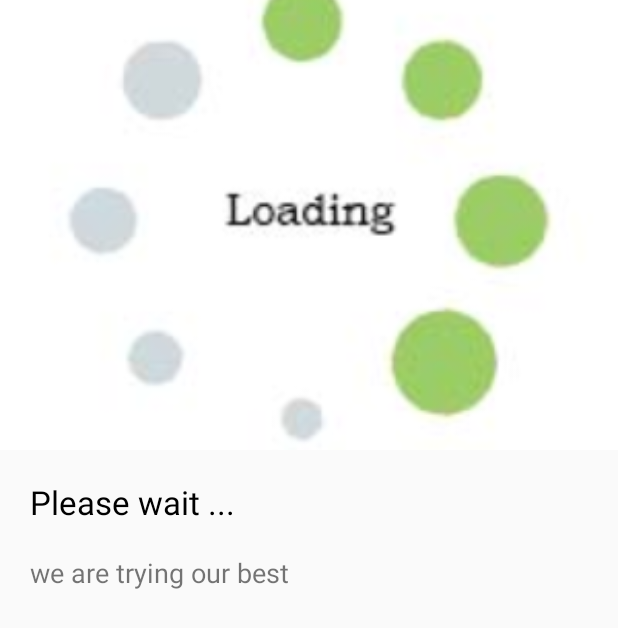
After one commit to Gyanhub/Newser, an Android app: the NewsDetail screen opened directly, with no data from a screen before it, on a phone screen of 412 x 824 dp. The commit adds this screen. Shown: the top 628 px of the screen. Run offline under Robolectric (Android 15) with nearby library versions, the phone set to English and light mode, and no system bars; our stand-ins replace Picasso; network calls fail; pictures from the network do not load.

Commit message:
Features Updated

```diff
--- a/app/build.gradle
+++ b/app/build.gradle
@@ -27,4 +27,5 @@ dependencies {
     implementation 'com.android.support:cardview-v7:27.1.1'
     implementation 'com.google.code.gson:gson:2.8.5'
     implementation 'com.squareup.picasso:picasso:2.71828'
+    implementation 'com.android.support.constraint:constraint-layout:1.1.2'
 }
--- a/app/src/main/AndroidManifest.xml
+++ b/app/src/main/AndroidManifest.xml
@@ -1,7 +1,9 @@
 <?xml version="1.0" encoding="utf-8"?>
 <manifest xmlns:android="http://schemas.android.com/apk/res/android"
     package="in.websuite.web.newser">
-<uses-permission android:name="android.permission.INTERNET"></uses-permission>
+
+    <uses-permission android:name="android.permission.INTERNET" />
+
     <application
         android:allowBackup="true"
         android:icon="@mipmap/ic_launcher"
@@ -16,6 +18,7 @@
                 <category android:name="android.intent.category.LAUNCHER" />
             </intent-filter>
         </activity>
+        <activity android:name=".NewsDetail"></activity>
     </application>
 
 </manifest>
--- /dev/null
+++ b/app/src/main/java/in/websuite/web/newser/NewsDetail.java
@@ -0,0 +1,37 @@
+package in.websuite.web.newser;
+
+import android.support.v7.app.AppCompatActivity;
+import android.os.Bundle;
+import android.widget.ImageView;
+import android.widget.TextView;
+
+import com.squareup.picasso.Picasso;
+
+public class NewsDetail extends AppCompatActivity {
+
+    ImageView mImage;
+    TextView mTitle,mDesc;
+    @Override
+    protected void onCreate(Bundle savedInstanceState) {
+        super.onCreate(savedInstanceState);
+        setContentView(R.layout.activity_news_detail);
+
+        mImage=(ImageView) findViewById(R.id.news_img);
+        mTitle=(TextView)findViewById(R.id.txt_title);
+        mDesc=(TextView)findViewById(R.id.txt_details);
+        getIntentDetails();
+    }
+    protected void getIntentDetails()
+    {
+        if(getIntent().hasExtra("image_url") && getIntent().hasExtra("news_details"))
+        {
+            String image_url=getIntent().getStringExtra("image_url");
+            String news_title=getIntent().getStringExtra("news_title");
+            String news_details=getIntent().getStringExtra("news_details");
+
+            Picasso.get().load(image_url).placeholder(R.drawable.loading).error(R.drawable.loading).into(mImage);
+            mTitle.setText(news_title);
+            mDesc.setText(news_details);
+        }
+    }
+}
--- /dev/null
+++ b/app/src/main/res/layout/activity_news_detail.xml
@@ -0,0 +1,34 @@
+<?xml version="1.0" encoding="utf-8"?>
+<LinearLayout xmlns:android="http://schemas.android.com/apk/res/android"
+    xmlns:app="http://schemas.android.com/apk/res-auto"
+    xmlns:tools="http://schemas.android.com/tools"
+    android:layout_width="match_parent"
+    android:layout_height="match_parent"
+    tools:context=".NewsDetail"
+    android:orientation="vertical">
+
+    <ImageView
+        android:id="@+id/news_img"
+        android:layout_width="match_parent"
+        android:layout_height="300dp"
+        android:scaleType="centerCrop"
+        android:src="@drawable/loading"/>
+    <TextView
+        android:id="@+id/txt_title"
+        android:layout_width="match_parent"
+        android:layout_height="wrap_content"
+        android:textColor="#000"
+        android:textSize="22sp"
+        android:text="Please wait ..."
+        android:layout_margin="20dp"
+        />
+    <TextView
+        android:id="@+id/txt_details"
+        android:layout_width="match_parent"
+        android:layout_height="wrap_content"
+        android:textSize="18sp"
+        android:layout_marginLeft="20dp"
+        android:layout_marginRight="20dp"
+        android:layout_marginBottom="20dp"
+        android:text="we are trying our best"/>
+</LinearLayout>
```
Also changed, not shown: app/src/main/java/in/websuite/web/newser/MainActivity.java (+16 -4 lines).
